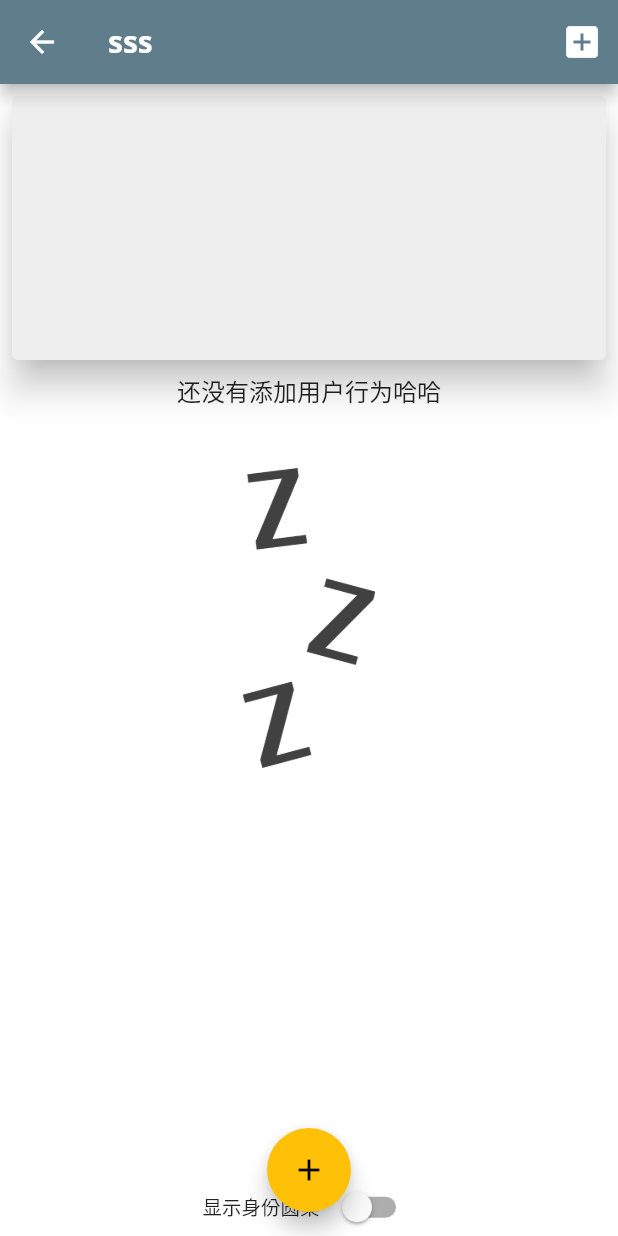
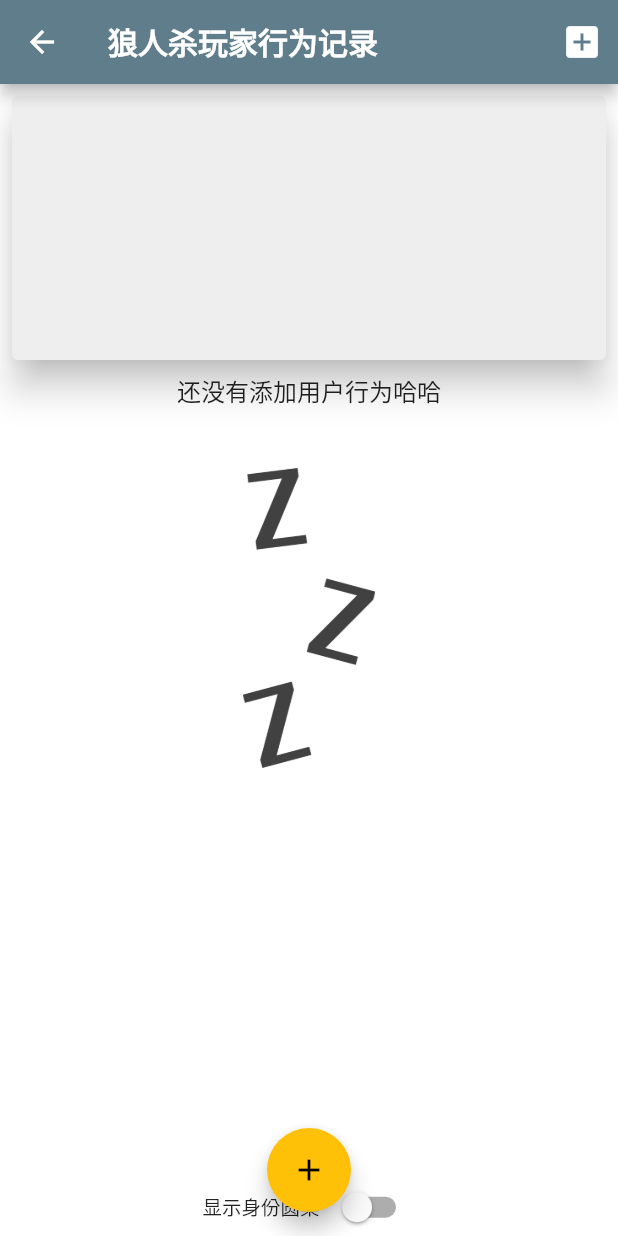
Before and after one commit to dafei-ning/werewolf_quantJudge, a Flutter app: the screen it shows after launch, after a tap on "组局", on a phone screen of 412 x 824 dp. Run offline on Flutter 3.47's test engine with Material 2 defaults, Android fonts, the phone set to English and light mode, and no system bars.

Commit message:
category navi -> name route

```diff
--- a/lib/behavior/behaviorHomePage.dart
+++ b/lib/behavior/behaviorHomePage.dart
@@ -16,6 +16,9 @@ import '../controllers/behaviorController.dart';
 import '../data/simulatedData.dart';
 
 class BehaviorHomePage extends StatefulWidget {
+
+  static const routeName = '/behavior-HomePage';
+
   final String title;
   BehaviorHomePage(this.title);
 
--- a/lib/category/categoryItem.dart
+++ b/lib/category/categoryItem.dart
@@ -6,14 +6,15 @@ import 'package:flutter/material.dart';
 import '../behavior/behaviorHomePage.dart';
 
 class CategoryItem extends StatelessWidget {
+  final String id;
   final String title;
   final Color color;
 
-  CategoryItem(this.title, this.color);
+  CategoryItem(this.id, this.title, this.color);
 
   void selectCategory(BuildContext ctx) {
     Navigator.of(ctx).pushNamed(
-      '/behavior-HomePage',
+      BehaviorHomePage.routeName,
       arguments: {
         'title': title,
       },
--- a/lib/category/catergories.dart
+++ b/lib/category/catergories.dart
@@ -26,6 +26,7 @@ class CatergoriesScreen extends StatelessWidget {
         padding: const EdgeInsets.all(15),
         children: categories
             .map((catData) => CategoryItem(
+                  catData.id,
                   catData.title,
                   catData.color,
                 ))
--- a/lib/main.dart
+++ b/lib/main.dart
@@ -50,9 +50,11 @@ class MyApp extends StatelessWidget {
         ),
       ),
       //home: BehaviorHomePage('狼人杀玩家行为量化记录'),
-      home: CatergoriesScreen('湾区狼人杀'),
+      //home: CatergoriesScreen('湾区狼人杀'),
+      initialRoute: '/',
       routes: {
-        '/behavior-HomePage': (ctx) => BehaviorHomePage('sss'),
+        '/': (ctx) => CatergoriesScreen('湾区狼人杀'),
+        BehaviorHomePage.routeName: (ctx) => BehaviorHomePage('狼人杀玩家行为记录'),
       },
     );
   }
```
